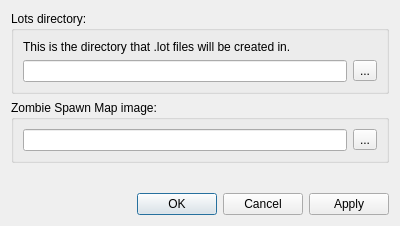
This is src/editor/generatelotsdialog.ui in timbaker/pzworlded as Qt 5 draws it before an edit. The edited form follows.
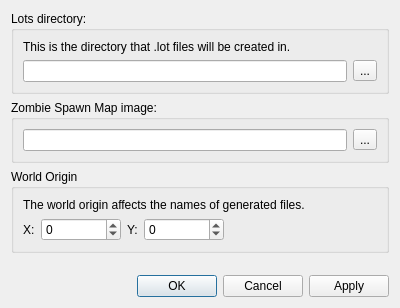
This is the edited form.

Commit message:
Added "world origin" option to Generate Lots.
An x/y offset can be applied to file names created by Generate Lots.
This is to support negative cell coordinates so the world can be expanded
to the north and west without breaking savegames.

The edit to the form file:
```diff
--- a/src/editor/generatelotsdialog.ui
+++ b/src/editor/generatelotsdialog.ui
@@ -7,13 +7,23 @@
     <x>0</x>
     <y>0</y>
     <width>400</width>
-    <height>226</height>
+    <height>308</height>
    </rect>
   </property>
   <property name="windowTitle">
    <string>Generate Lots</string>
   </property>
   <layout class="QGridLayout" name="gridLayout">
+   <item row="4" column="0">
+    <widget class="QDialogButtonBox" name="buttonBox">
+     <property name="orientation">
+      <enum>Qt::Horizontal</enum>
+     </property>
+     <property name="standardButtons">
+      <set>QDialogButtonBox::Apply|QDialogButtonBox::Cancel|QDialogButtonBox::Ok</set>
+     </property>
+    </widget>
+   </item>
    <item row="0" column="0">
     <widget class="QGroupBox" name="groupBox">
      <property name="title">
@@ -75,7 +85,7 @@
      </layout>
     </widget>
    </item>
-   <item row="2" column="0">
+   <item row="3" column="0">
     <spacer name="verticalSpacer">
      <property name="orientation">
       <enum>Qt::Vertical</enum>
@@ -88,14 +98,91 @@
      </property>
     </spacer>
    </item>
-   <item row="3" column="0">
-    <widget class="QDialogButtonBox" name="buttonBox">
-     <property name="orientation">
-      <enum>Qt::Horizontal</enum>
+   <item row="2" column="0">
+    <widget class="QGroupBox" name="groupBox_3">
+     <property name="title">
+      <string>World Origin</string>
      </property>
-     <property name="standardButtons">
-      <set>QDialogButtonBox::Apply|QDialogButtonBox::Cancel|QDialogButtonBox::Ok</set>
-     </property>
+     <layout class="QVBoxLayout" name="verticalLayout_3">
+      <item>
+       <widget class="QLabel" name="label_2">
+        <property name="text">
+         <string>The world origin affects the names of generated files.</string>
+        </property>
+       </widget>
+      </item>
+      <item>
+       <layout class="QHBoxLayout" name="horizontalLayout_5">
+        <item>
+         <layout class="QHBoxLayout" name="horizontalLayout_3">
+          <item>
+           <widget class="QLabel" name="label_3">
+            <property name="text">
+             <string>X:</string>
+            </property>
+           </widget>
+          </item>
+          <item>
+           <widget class="QSpinBox" name="xOrigin">
+            <property name="minimumSize">
+             <size>
+              <width>80</width>
+              <height>0</height>
+             </size>
+            </property>
+            <property name="minimum">
+             <number>-1000</number>
+            </property>
+            <property name="maximum">
+             <number>1000</number>
+            </property>
+           </widget>
+          </item>
+         </layout>
+        </item>
+        <item>
+         <layout class="QHBoxLayout" name="horizontalLayout_4">
+          <item>
+           <widget class="QLabel" name="label_4">
+            <property name="text">
+             <string>Y:</string>
+            </property>
+           </widget>
+          </item>
+          <item>
+           <widget class="QSpinBox" name="yOrigin">
+            <property name="minimumSize">
+             <size>
+              <width>80</width>
+              <height>0</height>
+             </size>
+            </property>
+            <property name="minimum">
+             <number>-1000</number>
+            </property>
+            <property name="maximum">
+             <number>1000</number>
+            </property>
+           </widget>
+          </item>
+         </layout>
+        </item>
+        <item>
+         <spacer name="horizontalSpacer">
+          <property name="orientation">
+           <enum>Qt::Horizontal</enum>
+          </property>
+          <property name="sizeHint" stdset="0">
+           <size>
+            <width>40</width>
+            <height>20</height>
+           </size>
+          </property>
+         </spacer>
+        </item>
+       </layout>
+      </item>
+     </layout>
     </widget>
    </item>
   </layout>
```
The commit also changes 8 other files.
